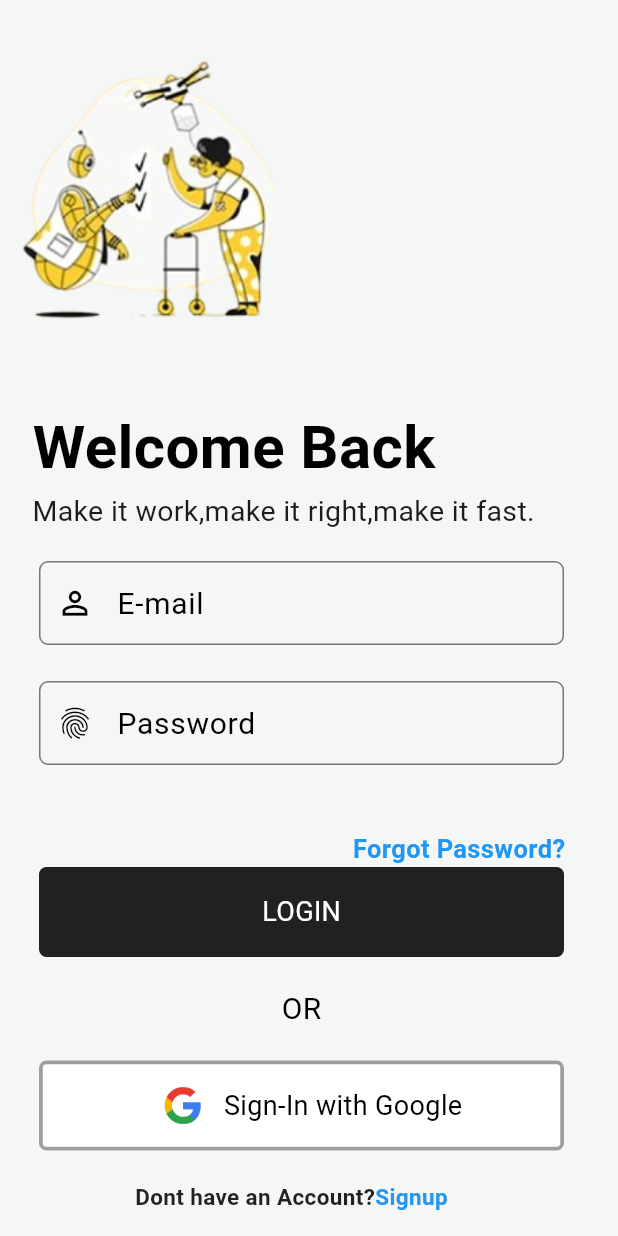
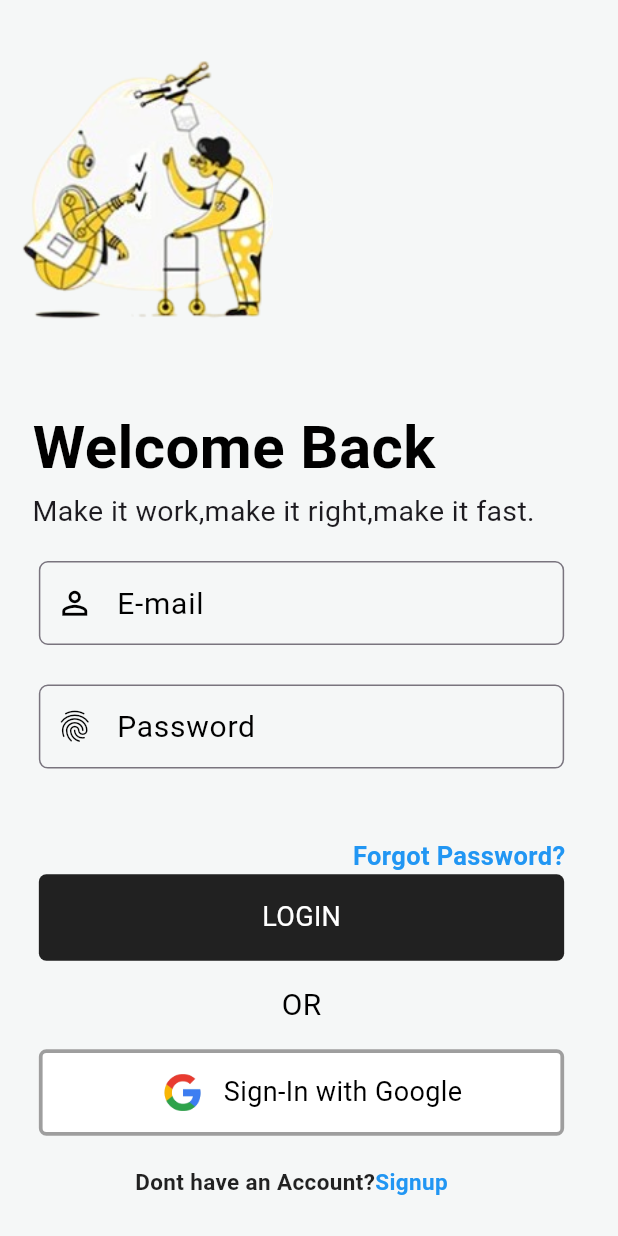
Before and after one commit to AishwaryaBaisane/daily_task, a Flutter app: the DataPage screen opened directly, on a phone screen of 412 x 824 dp. Run offline on Flutter 3.47's test engine with Material 3 defaults, Android fonts, the phone set to English and light mode, and no system bars; our stand-ins replace image_picker; key blocks and very long unbroken strings in the code were emptied for the run.

Commit message:
16-05-2024

```diff
--- a/lib/ Image Picker in Flutter/ImageFlutter.dart
+++ b/lib/ Image Picker in Flutter/ImageFlutter.dart
@@ -24,7 +24,7 @@ class _ProfileState extends State<Profile> {
         backgroundColor: Color(0xff2196f3),
         title: Text(
           'Image Picker',
-          style: TextStyle(color: Colors.white, fontSize: 20),
+          style: TextStyle(color: Colors.white, fontSize: 20,),
         ),
       ),
       body: Column(
@@ -34,7 +34,7 @@ class _ProfileState extends State<Profile> {
             height: 350,
             width: 350,
             decoration: BoxDecoration(
-              color: Color(0xffdfe4e7),
+              // color: Color(0xffdfe4e7),
               image: (fileImage != null)
                   ? DecorationImage(
                       fit: BoxFit.cover, image: FileImage(fileImage!))
--- a/lib/loginUi/loginPage.dart
+++ b/lib/loginUi/loginPage.dart
@@ -13,10 +13,16 @@ class DataPage extends StatefulWidget {
 class _DataPageState extends State<DataPage> {
   @override
   Widget build(BuildContext context) {
+
+    double height = MediaQuery.of(context).size.height;
+    double  width= MediaQuery.of(context).size.width;
+
     return Scaffold(
       backgroundColor: Color(0xfff5f7f7),
       body: Padding(
         padding: const EdgeInsets.only(right: 10),
+        child: SingleChildScrollView(
+          scrollDirection: Axis.vertical,
           child: Column(
             mainAxisAlignment: MainAxisAlignment.start,
             children: [
@@ -52,8 +58,8 @@ class _DataPageState extends State<DataPage> {
                 height: 20,
               ),
               SizedBox(
-              height: 80,
-              width: 350,
+                height: height * 0.1,
+                width: width * 0.85,
                 child: TextFormField(
                   keyboardType: TextInputType.text,
                   decoration: InputDecoration(
@@ -81,8 +87,8 @@ class _DataPageState extends State<DataPage> {
               ),
 
               SizedBox(
-              height: 80,
-              width: 350,
+                height: height * 0.1,
+                width: width * 0.85,
                 child: TextFormField(
                   decoration: InputDecoration(
                     prefixIcon: Icon(
@@ -119,8 +125,8 @@ class _DataPageState extends State<DataPage> {
                 ),
               ),
               Container(
-              height: 60,
-              width: 350,
+                height: height * 0.07,
+                width: width * 0.85,
                 decoration: BoxDecoration(
                     color: Colors.black87,
                     borderRadius: BorderRadius.circular(5)),
@@ -132,18 +138,18 @@ class _DataPageState extends State<DataPage> {
                 ),
               ),
             SizedBox(
-            height: 20,
+              height: 15,
             ),
               Text(
                 'OR',
                 style: TextStyle(color: Colors.black,fontSize: 20),
               ),
               SizedBox(
-              height: 20,
+                height: 15,
               ),
               Container(
-              height: 60,
-              width: 350,
+                height: height * 0.07,
+                width: width * 0.85,
                 decoration: BoxDecoration(
                   color: Colors.white,
                   borderRadius: BorderRadius.circular(5),
@@ -188,191 +194,7 @@ class _DataPageState extends State<DataPage> {
             ],
           ),
         ),
+      ),
     );
   }
 }
-
-//
-// import 'package:flutter/cupertino.dart';
-// import 'package:flutter/material.dart';
-// import '../../util/global.dart';
-//
-// class LoginPage extends StatefulWidget {
-//   const LoginPage({super.key});
-//
-//   @override
-//   State<LoginPage> createState() => _LoginPageState();
-// }
-//
-// class _LoginPageState extends State<LoginPage> {
-//   @override
-//   Widget build(BuildContext context) {
-//     return SafeArea(
-//       child: Scaffold(
-//         backgroundColor: const Color(0xFFF8F8F8),
-//         body: Padding(
-//           padding: const EdgeInsets.all(22),
-//           child: SingleChildScrollView(
-//             child: Column(
-//               crossAxisAlignment: CrossAxisAlignment.start,
-//               children: [
-//                 Container(
-//                   height: 185,
-//                   width: 185,
-//                   margin: const EdgeInsets.only(bottom: 15),
-//                   decoration: const BoxDecoration(
-//                     image: DecorationImage(
-//                       image: AssetImage('assets/image/logo.png'),
-//                     ),
-//                   ),
-//                 ),
-//                 const Text(
-//                   'Welcome Back',
-//                   style: TextStyle(
-//                       fontSize: 35,
-//                       fontWeight: FontWeight.bold,
-//                       fontFamily: 'poppins'),
-//                 ),
-//                 const Text(
-//                   'Make it work, make it right, make it fast',
-//                   style: TextStyle(
-//                       fontSize: 18,
-//                       fontWeight: FontWeight.w600,
-//                       fontFamily: 'poppins'),
-//                 ),
-//                 const SizedBox(height: 25),
-//                 buildTextField('E-mail', Icons.person_outline_rounded, 1),
-//                 const SizedBox(height: 20),
-//                 buildTextField('Password', Icons.fingerprint, 2),
-//                 const SizedBox(height: 25),
-//                 const Align(
-//                   alignment: Alignment.centerRight,
-//                   child: Text(
-//                     'Forgot Password ?',
-//                     style: TextStyle(
-//                         color: Colors.blue,
-//                         fontSize: 18,
-//                         fontWeight: FontWeight.bold),
-//                   ),
-//                 ),
-//                 const SizedBox(height: 20),
-//                 buildContainer('LOGIN', 1, Colors.black),
-//                 const SizedBox(height: 18),
-//                 const Align(
-//                     alignment: Alignment.center,
-//                     child: Text(
-//                       'OR',
-//                       style: TextStyle(fontFamily: 'poppins', fontSize: 18),
-//                     )),
-//                 const SizedBox(height: 18),
-//                 buildContainer(
-//                     'Sign-in with Google', 2, const Color(0xFFF8F8F8)),
-//                 const SizedBox(height: 20),
-//                 const Row(
-//                   mainAxisAlignment: MainAxisAlignment.center,
-//                   children: [
-//                     Text(
-//                       "Don't have an Account? ",
-//                       style: TextStyle(
-//                           fontFamily: 'poppins',
-//                           fontSize: 16,
-//                           fontWeight: FontWeight.bold),
-//                     ),
-//                     Text(
-//                       'Signup',
-//                       style: TextStyle(
-//                           color: Colors.blue,
-//                           fontFamily: 'poppins',
-//                           fontSize: 16,
-//                           fontWeight: FontWeight.bold),
-//                     )
-//                   ],
-//                 )
-//               ],
-//             ),
-//           ),
-//         ),
-//       ),
-//     );
-//   }
-//
-//   TextField buildTextField(String data, IconData icon, int ck) {
-//     return TextField(
-//       obscureText: (ck == 2) ? ((checkEye) ? true : false) : false,
-//       decoration: InputDecoration(
-//         prefixIcon: Icon(
-//           icon,
-//           size: 25,
-//         ),
-//         suffixIcon: (ck == 2)
-//             ? IconButton(
-//           onPressed: () {
-//             setState(() {
-//               checkEye = !checkEye;
-//               if (checkEye) {
-//                 SuffixIcon = Icons.visibility_off;
-//               } else {
-//                 SuffixIcon = Icons.remove_red_eye;
-//               }
-//             });
-//           },
-//           icon: Icon(SuffixIcon),
-//         )
-//             : const Icon(
-//           Icons.abc,
-//           color: Color(0xFFF8F8F8),
-//           size: 28,
-//         ),
-//         hintText: data,
-//         hintStyle: const TextStyle(
-//           fontSize: 18,
-//         ),
-//         enabledBorder: OutlineInputBorder(
-//           borderRadius: BorderRadius.circular(8),
-//           borderSide: const BorderSide(
-//             color: Colors.grey,
-//             width: 2,
-//           ),
-//         ),
-//         focusedBorder: OutlineInputBorder(
-//           borderRadius: BorderRadius.circular(8),
-//           borderSide: const BorderSide(
-//             color: Colors.grey,
-//             width: 3.5,
-//           ),
-//         ),
-//       ),
-//     );
-//   }
-// }
-//
-// Container buildContainer(String data, int ck, Color ContainerColor) {
-//   return Container(
-//     height: 60,
-//     width: double.infinity,
-//     alignment: Alignment.center,
-//     decoration: BoxDecoration(
-//       color: ContainerColor,
-//       borderRadius: BorderRadius.circular(8),
-//       border: (ck == 2) ? Border.all(color: Colors.grey, width: 2) : null,
-//     ),
-//     child: (ck == 1)
-//         ? Text(
-//       data,
-//       style: const TextStyle(color: Colors.white, fontSize: 20),
-//     )
-//         : Row(
-//       mainAxisAlignment: MainAxisAlignment.center,
-//       children: [
-//         SizedBox(
-//             height: 28,
-//             width: 28,
-//             child: Image.asset('assets/image/g.png')),
-//         const Text(
-//           '  Sign-in with Google',
-//           style: TextStyle(fontSize: 20),
-//         )
-//       ],
-//     ),
-//   );
-// }
--- a/lib/main.dart
+++ b/lib/main.dart
@@ -1,4 +1,5 @@
 import 'package:flutter/material.dart';
+import 'package:task3/drawer/drawer.dart';
 import ' Image Picker in Flutter/ImageFlutter.dart';
 import 'Screen/LoginPage.dart';
 import 'Screen/homePage.dart';
@@ -19,8 +20,9 @@ class MyApp extends StatelessWidget {
     return MaterialApp(
       debugShowCheckedModeBanner: false,
       routes: {
-        '/': (context) => Profile(),
-        '/data': (context) => DataPage(),
+        '/dat': (context) => DrawerPage(),
+        '/profile': (context) => Profile(),
+        '/': (context) => DataPage(),
         '/loGin': (context) => LoginPage(),
         '/Login': (context) => Loginpage(),
         '/login': (context) => Login2(),
```
Also changed, not shown: lib/drawer/drawer.dart (+115 -0 lines), lib/global/List.dart (added, +31 -0 lines). Lines whose indentation alone changed are shown as unchanged.
